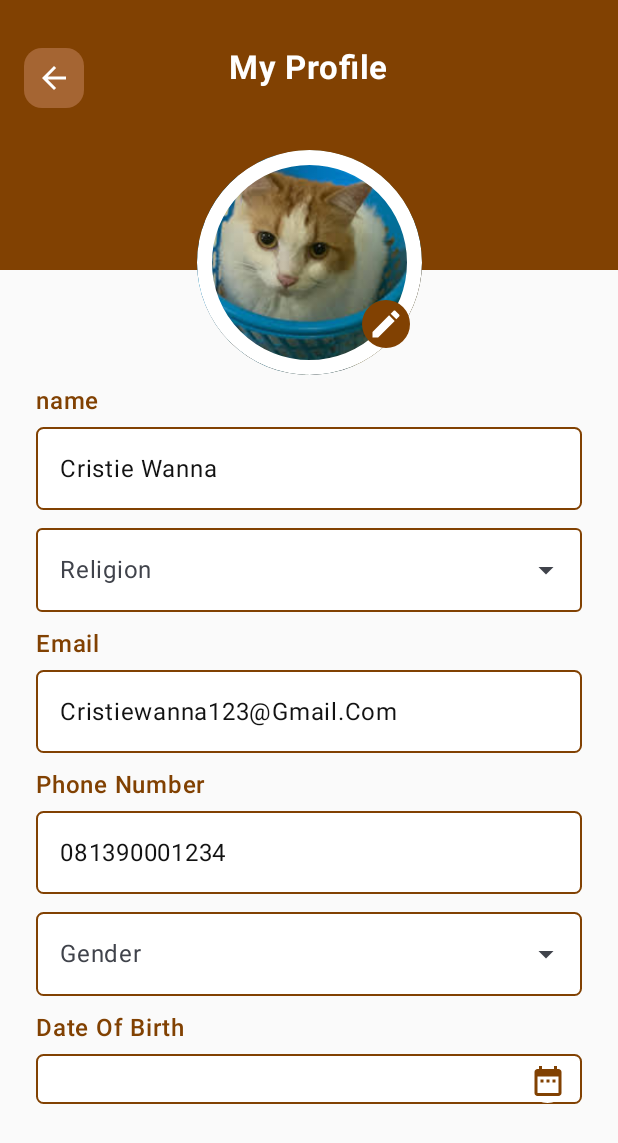
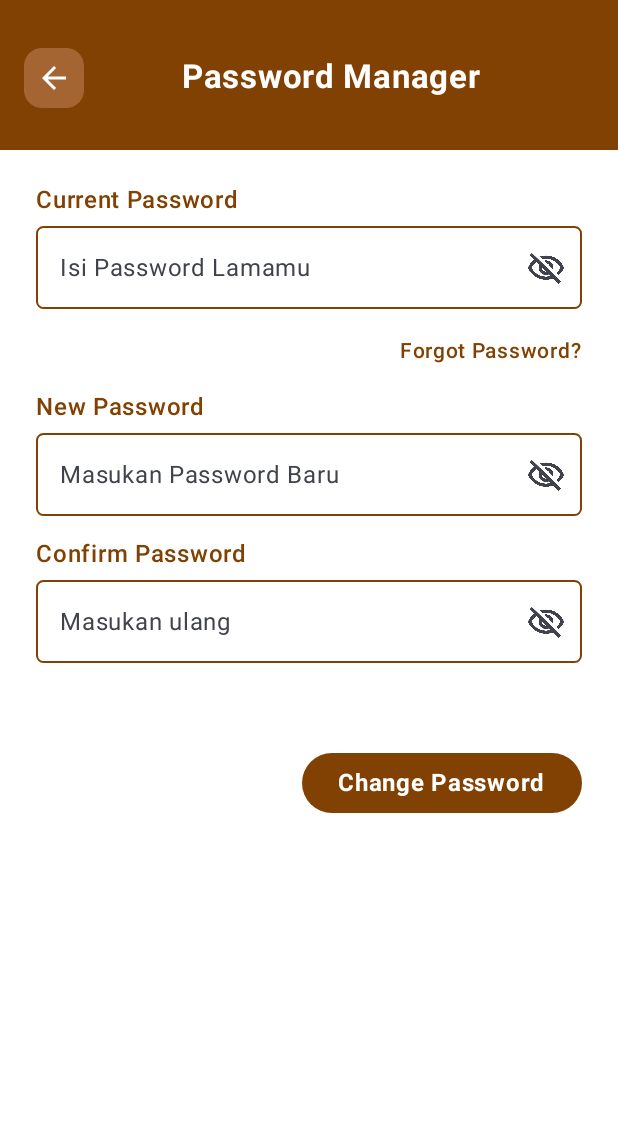
Before and after one commit to Limzen/Luminara-mobile, an Android app built with Jetpack Compose: the screen it shows after launch (MainActivity), on a phone screen of 412 x 824 dp. Shown: the top 1143 px of the screen. Run offline under Robolectric (Android 15) with nearby library versions, the phone set to English and light mode, and no system bars.

Commit message:
add passwordmanagerscreen

```diff
--- a/app/src/main/java/com/example/luminara/MainActivity.kt
+++ b/app/src/main/java/com/example/luminara/MainActivity.kt
@@ -4,6 +4,7 @@ import android.os.Bundle
 import androidx.activity.ComponentActivity
 import androidx.activity.compose.setContent
 import androidx.activity.enableEdgeToEdge
+import com.example.luminara.ui.screen.PasswordManagerScreen
 import com.example.luminara.ui.screens.itinerary.CreateItinerary
 import com.example.luminara.ui.screens.home.HomeScreen
 import com.example.luminara.ui.screens.itinerary.FormItinerary
@@ -20,7 +21,7 @@ class MainActivity : ComponentActivity() {
         setContent {
             LuminaraTheme {
 
-                MyProfileScreen()
+                PasswordManagerScreen()
             }
         }
     }
--- a/app/src/main/java/com/example/luminara/ui/components/ItineraryTextfield.kt
+++ b/app/src/main/java/com/example/luminara/ui/components/ItineraryTextfield.kt
@@ -1,4 +1,5 @@
 package com.example.luminara.ui.components
+
 
 import androidx.compose.foundation.layout.Column
 import androidx.compose.foundation.layout.Spacer
@@ -11,6 +12,7 @@ import androidx.compose.material3.Text
 import androidx.compose.material3.TextFieldDefaults
 import androidx.compose.runtime.Composable
 import androidx.compose.ui.Modifier
+import androidx.compose.ui.text.input.VisualTransformation
 import androidx.compose.ui.unit.dp
 import com.example.luminara.ui.theme.DarkText
 import com.example.luminara.ui.theme.OnPrimary
@@ -24,7 +26,8 @@ fun ItineraryTextfield(
     placeholder: String,
     label: String,
     singleLine: Boolean = true,
-    trailingIcon: (@Composable (() -> Unit))? = null
+    trailingIcon: (@Composable (() -> Unit))? = null,
+            visualTransformation: VisualTransformation = VisualTransformation.None,
 ) {
     Column(modifier = modifier) {
         Text(
@@ -44,6 +47,7 @@ fun ItineraryTextfield(
             shape = RoundedCornerShape(5.dp),
             singleLine = singleLine,
             trailingIcon = trailingIcon,
+            visualTransformation = visualTransformation,
             colors = TextFieldDefaults.colors(
                 unfocusedContainerColor = OnPrimary,
                 focusedTextColor = DarkText,
--- /dev/null
+++ b/app/src/main/java/com/example/luminara/ui/screens/profile/PasswordManagerScreen.kt
@@ -0,0 +1,184 @@
+package com.example.luminara.ui.screen
+import androidx.compose.ui.text.input.PasswordVisualTransformation
+import androidx.compose.ui.text.input.VisualTransformation
+
+import androidx.compose.foundation.background
+import androidx.compose.foundation.clickable
+import androidx.compose.foundation.layout.*
+import androidx.compose.foundation.shape.RoundedCornerShape
+import androidx.compose.material.icons.Icons
+import androidx.compose.material.icons.filled.ArrowBack
+import androidx.compose.material3.*
+import androidx.compose.runtime.*
+import androidx.compose.ui.*
+import androidx.compose.ui.draw.clip
+import androidx.compose.ui.graphics.Color
+import androidx.compose.ui.res.painterResource
+import androidx.compose.ui.text.font.FontWeight
+import androidx.compose.ui.unit.*
+import com.example.luminara.R
+import com.example.luminara.ui.components.AuthButton
+import com.example.luminara.ui.components.ItineraryTextfield
+import com.example.luminara.ui.theme.OnPrimary
+import com.example.luminara.ui.theme.Primary
+
+@Composable
+fun PasswordManagerScreen() {
+    var currentPassword by remember { mutableStateOf("") }
+    var newPassword by remember { mutableStateOf("") }
+    var confirmPassword by remember { mutableStateOf("") }
+
+    var currentPasswordVisible by remember { mutableStateOf(false) }
+    var newPasswordVisible by remember { mutableStateOf(false) }
+    var confirmPasswordVisible by remember { mutableStateOf(false) }
+
+    Column(
+        modifier = Modifier
+            .fillMaxSize()
+            .background(Color.White)
+    ) {
+        // Header
+        Box(
+            modifier = Modifier
+                .fillMaxWidth()
+                .height(100.dp)
+                .background(color = Primary)
+        ) {
+            Text(
+                text = "Password Manager",
+                color = Color.White,
+                style = MaterialTheme.typography.titleLarge,
+                fontWeight = FontWeight.Bold,
+                modifier = Modifier
+                    .align(Alignment.TopCenter)
+                    .padding(top = 38.dp, start =30.dp)
+            )
+
+            Box(
+                modifier = Modifier
+                    .padding(start = 16.dp, top = 32.dp)
+                    .size(40.dp)
+                    .clip(RoundedCornerShape(12.dp))
+                    .background(Color(0xFFA56533))
+                    .clickable {  },
+                contentAlignment = Alignment.Center
+            ) {
+                Icon(
+                    imageVector = Icons.Default.ArrowBack,
+                    contentDescription = "Back",
+                    tint = Color.White
+                )
+            }
+        }
+
+        Spacer(modifier = Modifier.height(24.dp))
+
+        Column(
+            modifier = Modifier
+                .fillMaxWidth()
+                .padding(horizontal = 24.dp),
+            verticalArrangement = Arrangement.spacedBy(16.dp)
+        ) {
+            // Current Password
+            ItineraryTextfield(
+                value = currentPassword,
+                onValueChange = { currentPassword = it },
+                label = "Current Password",
+                placeholder = "Isi Password Lamamu",
+                trailingIcon = {
+                    IconButton(onClick = { currentPasswordVisible = !currentPasswordVisible }) {
+                        Icon(
+                            painter = painterResource(
+                                id = if (currentPasswordVisible) R.drawable.visibility
+                                else R.drawable.visibilityoff
+                            ),
+                            contentDescription = "Toggle Password",
+                            modifier = Modifier.size(24.dp)
+                        )
+                    }
+                },
+                visualTransformation = if (currentPasswordVisible) VisualTransformation.None else PasswordVisualTransformation(),
+                singleLine = true
+            )
+
+            Text(
+                text = "Forgot Password?",
+                color = Primary,
+                fontWeight = FontWeight.SemiBold,
+                fontSize = 14.sp,
+                modifier = Modifier
+                    .align(Alignment.End)
+                    .clickable { /* TODO: Forgot Password */ }
+            )
+
+            // New Password
+            ItineraryTextfield(
+                value = newPassword,
+                onValueChange = { newPassword = it },
+                label = "New Password",
+                placeholder = "Masukan Password Baru",
+                trailingIcon = {
+                    IconButton(onClick = { newPasswordVisible = !newPasswordVisible }) {
+                        Icon(
+                            painter = painterResource(
+                                id = if (newPasswordVisible) R.drawable.visibility
+                                else R.drawable.visibilityoff
+                            ),
+                            contentDescription = "Toggle Password",
+                            modifier = Modifier.size(24.dp)
+                        )
+                    }
+                },
+                visualTransformation = if (newPasswordVisible) VisualTransformation.None else PasswordVisualTransformation(),
+                singleLine = true
+            )
+
+            // Confirm Password
+            ItineraryTextfield(
+                value = confirmPassword,
+                onValueChange = { confirmPassword= it },
+                label = "Confirm Password",
+                placeholder = "Masukan ulang",
+                trailingIcon = {
+                    IconButton(onClick = { confirmPasswordVisible = !confirmPasswordVisible }) {
+                        Icon(
+                            painter = painterResource(
+                                id = if (confirmPasswordVisible) R.drawable.visibility
+                                else R.drawable.visibilityoff
+                            ),
+                            contentDescription = "Toggle Password",
+                            modifier = Modifier.size(24.dp)
+                        )
+                    }
+                },
+                visualTransformation = if (confirmPasswordVisible) VisualTransformation.None else PasswordVisualTransformation(),
+                singleLine = true
+            )
+
+
+            Spacer(modifier = Modifier.height(24.dp))
+
+            Box(
+                modifier = Modifier
+                    .fillMaxSize(),
+                contentAlignment = Alignment.TopEnd
+            ) {
+                Button(
+                    onClick = {},
+
+                    colors = ButtonDefaults.buttonColors(
+                        containerColor = Primary,
+                        contentColor = OnPrimary
+
+                    )
+                ) {
+                    Text(
+                        "Change Password",
+                        style = MaterialTheme.typography.titleMedium,
+                        fontWeight = FontWeight.Bold
+                    )
+                }
+            }
+        }
+    }
+}
```
Also changed, not shown: app/src/main/res/drawable/visibility.png (added), app/src/main/res/drawable/visibilityoff.png (added).
